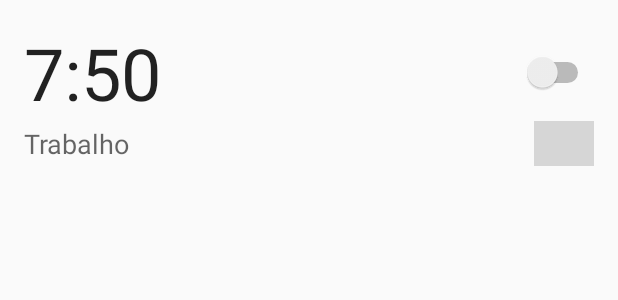
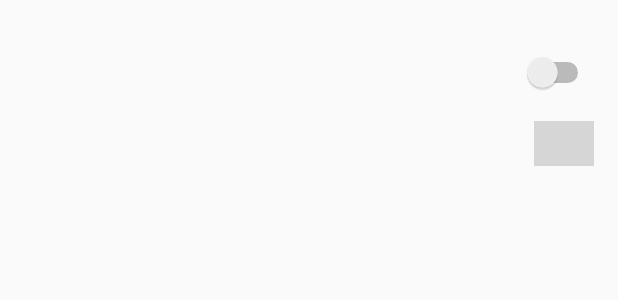
Before and after one commit to brunov0id/AlarmDroid, an Android app: the layout item.xml on its own in the app's theme, with its tools: preview values and no code run, on a phone screen of 412 x 824 dp. Shown: the top 300 px of the screen. Run offline under Robolectric (Android 15) with nearby library versions, the phone set to English and light mode, and no system bars; grey boxes are pictures that could not be loaded.

Commit message:
implements cardadapter

```diff
--- a/app/src/main/res/layout/item.xml
+++ b/app/src/main/res/layout/item.xml
@@ -12,46 +12,47 @@
         android:layout_width="wrap_content"
         android:layout_height="wrap_content"
         android:textAppearance="?android:attr/textAppearanceLarge"
-        android:text="7:50"
-        android:id="@+id/textView"
+        android:id="@+id/txt_Clock"
         android:layout_alignParentTop="true"
         android:layout_alignParentLeft="true"
         android:layout_alignParentStart="true"
         android:textSize="@android:dimen/app_icon_size"
-        android:layout_toLeftOf="@+id/switch1"
-        android:layout_toStartOf="@+id/switch1" />
+        android:layout_toLeftOf="@+id/a_Switch"
+        android:layout_toStartOf="@+id/a_Switch" />
 
     <Switch
         android:layout_width="60dp"
         android:layout_height="40dp"
-        android:id="@+id/switch1"
+        android:id="@+id/a_Switch"
         android:layout_alignParentTop="true"
         android:layout_alignParentRight="true"
         android:layout_alignParentEnd="true"
-        android:layout_alignBottom="@+id/textView" />
+        android:layout_alignBottom="@+id/txt_Clock"
+        android:showText="false"
+        android:singleLine="false"
+        android:splitTrack="false" />
 
     <TextView
         android:layout_width="wrap_content"
         android:layout_height="30dp"
         android:textAppearance="?android:attr/textAppearanceMedium"
-        android:text="Trabalho"
-        android:id="@+id/textView2"
-        android:layout_below="@+id/textView"
+        android:id="@+id/txt_Title"
+        android:layout_below="@+id/txt_Clock"
         android:layout_alignParentLeft="true"
         android:layout_alignParentStart="true"
-        android:layout_toLeftOf="@+id/switch1"
-        android:layout_toStartOf="@+id/switch1"
+        android:layout_toLeftOf="@+id/a_Switch"
+        android:layout_toStartOf="@+id/a_Switch"
         android:gravity="center_vertical" />
 
     <ImageButton
         android:layout_width="40dp"
         android:layout_height="40dp"
-        android:id="@+id/imageButton"
+        android:id="@+id/img_Delete"
         android:background="@null"
         android:src="@drawable/delete"
-        android:layout_alignBottom="@+id/textView2"
-        android:layout_alignRight="@+id/switch1"
-        android:layout_alignEnd="@+id/switch1"
-        android:layout_alignTop="@+id/textView2" />
+        android:layout_alignBottom="@+id/txt_Title"
+        android:layout_alignRight="@+id/a_Switch"
+        android:layout_alignEnd="@+id/a_Switch"
+        android:layout_alignTop="@+id/txt_Title" />
 
 </RelativeLayout>
```
Also changed, not shown: app/src/main/java/com/example/betweenbits/alarmdroid/adapter/CardAdapter.java (+38 -3 lines), app/src/main/java/com/example/betweenbits/alarmdroid/domain/Card.java (+35 -2 lines).
